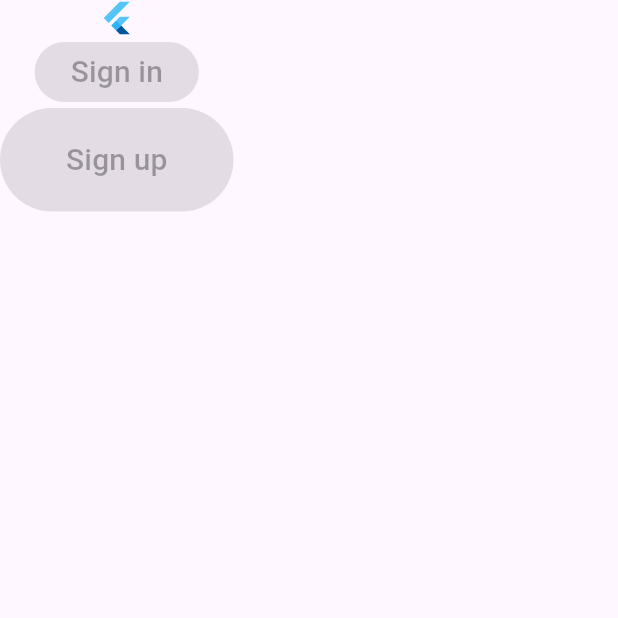
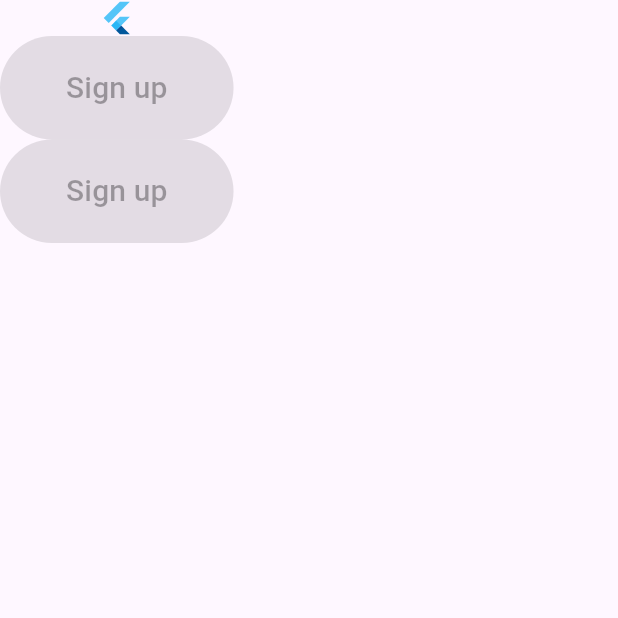
Before and after one commit to BGarciaQuesada/examen_gqb, a Flutter app: the screen it shows after launch, on a phone screen of 412 x 824 dp, the top half of it. Run offline on Flutter 3.47's test engine with Material 3 defaults, Android fonts, the light colour scheme and no system bars; statements that could not run were skipped.

Commit message:
Arreglo (a falta de estilo) de HomeScreen

```diff
--- a/lib/routes/app_routes_gbq.dart
+++ b/lib/routes/app_routes_gbq.dart
@@ -8,5 +8,8 @@ class AppRoutes {
     MenuOption(
         route: 'home',
         screen: const HomeScreen()),
+    MenuOption(
+        route: 'home',
+        screen: const HomeScreen()),
   ];
 }
--- a/lib/screens/home_screen_gqb.dart
+++ b/lib/screens/home_screen_gqb.dart
@@ -7,15 +7,16 @@ class HomeScreen extends StatelessWidget {
 
   @override
   Widget build(BuildContext context) {
-    return Scaffold(
+    return const Scaffold(
       body: Column(
         children: [
           FlutterLogo(),
           ElevatedButton(
-              onPressed: Navigator.push(
-                context,
-              ),
-              child: Text('Sign in', style: TextStyle(fontSize: 20))),
+              onPressed: Navigator.push(),
+              child: Padding(
+                padding: EdgeInsets.all(20.0),
+                child: Text('Sign up', style: TextStyle(fontSize: 20)),
+              )),
           ElevatedButton(
               onPressed: null, //Deshabilitado
               child: Padding(
```
